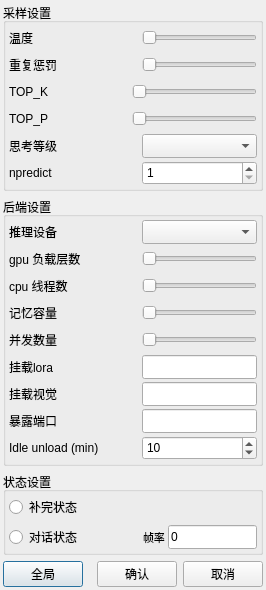
Qt form src/widget/settings_dialog.ui (ylsdamxssjxxdd/eva) before a commit.
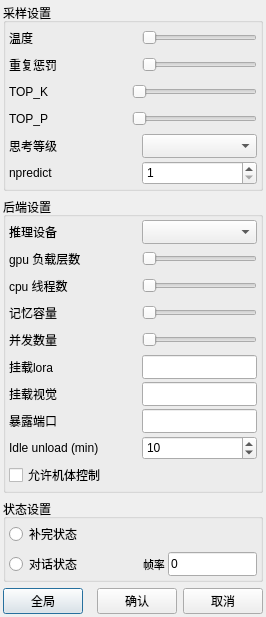
The same form after that commit.

Commit message: 机体控制新增“允许被远程控制”开关，默认不监听端口

Diff of the .ui file:
```diff
--- a/src/widget/settings_dialog.ui
+++ b/src/widget/settings_dialog.ui
@@ -765,6 +765,13 @@
         </item>
        </layout>
       </item>
+     <item>
+      <widget class="QCheckBox" name="allow_control_checkbox">
+       <property name="text">
+        <string>允许机体控制</string>
+       </property>
+      </widget>
+     </item>
      </layout>
     </widget>
    </item>
```
Lines whose indentation alone changed are shown as unchanged. The commit also changes 12 other files.
